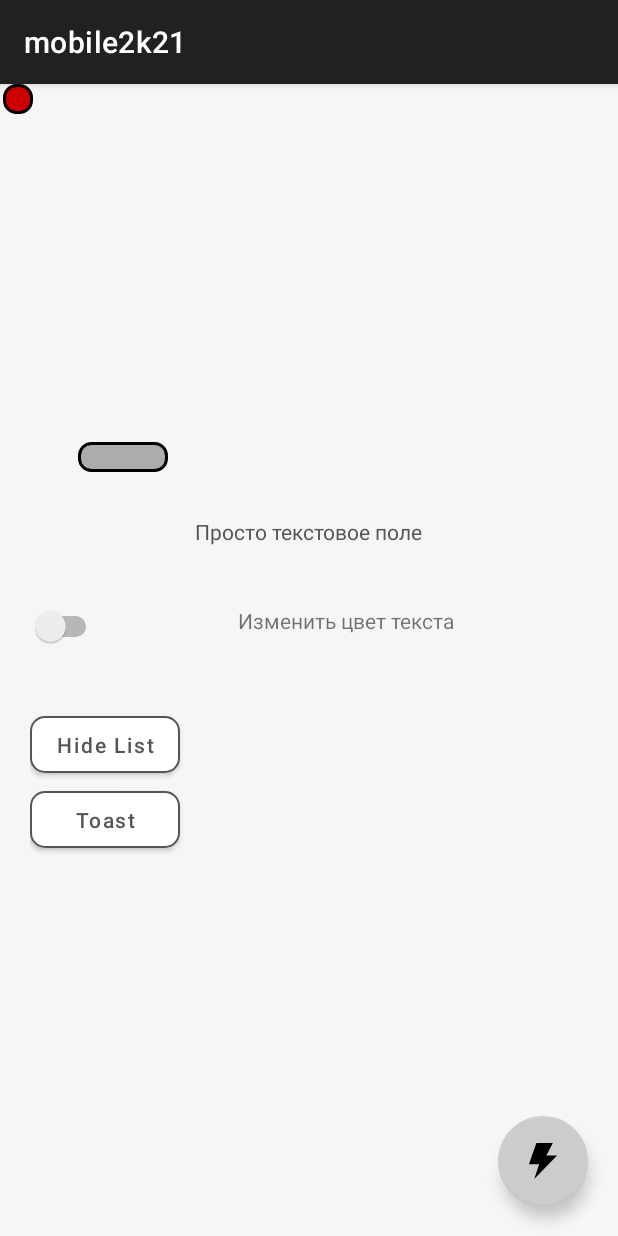
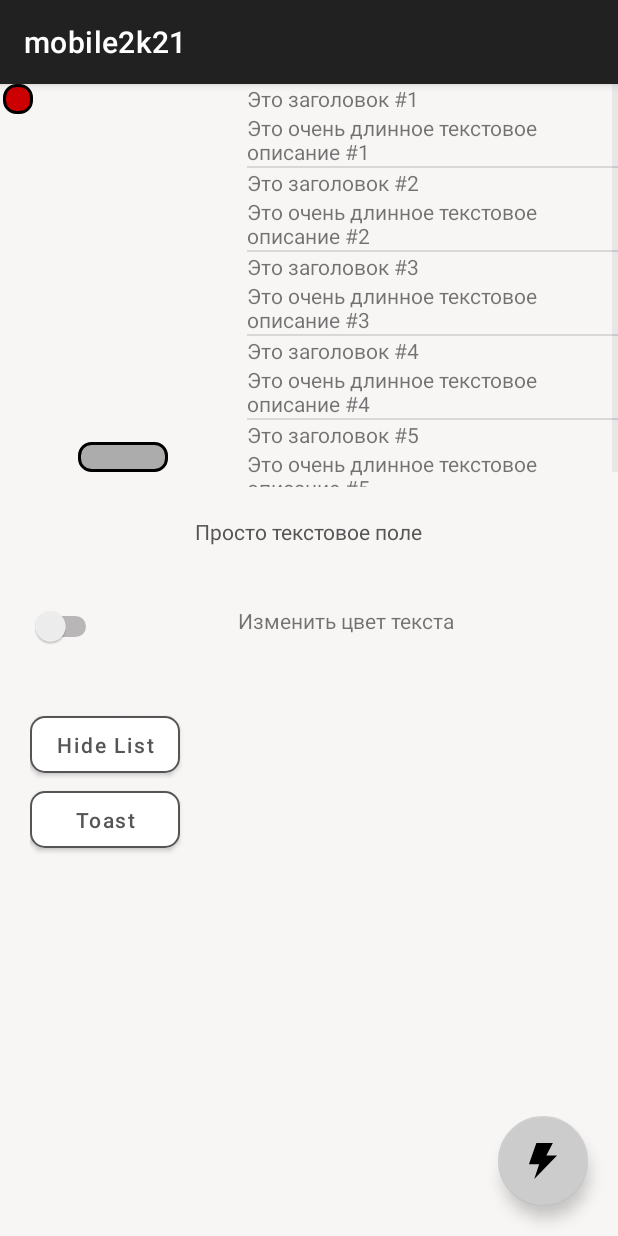
Before and after one commit to stalker-fc/mobile2k21, an Android app: the Task screen opened directly, with no data from a screen before it, on a phone screen of 412 x 824 dp. Run offline under Robolectric (Android 15) with nearby library versions, the light colour scheme and no system bars.

Commit message:
listview works

```diff
--- a/app/src/main/AndroidManifest.xml
+++ b/app/src/main/AndroidManifest.xml
@@ -10,7 +10,7 @@
         android:supportsRtl="true"
         android:theme="@style/Theme.Mobile2k21">
         <activity
-            android:name=".first.DetailsActivity"
+            android:name=".first.details.DetailsActivity"
             android:exported="false" />
         <activity
             android:name=".MainActivity"
--- a/app/src/main/java/ru/itmo/mobile2k21/first/DetailsAdapter.kt
+++ /dev/null
@@ -1,33 +0,0 @@
-package ru.itmo.mobile2k21.first
-
-import android.content.Context
-import android.view.LayoutInflater
-import android.view.View
-import android.view.ViewGroup
-import android.widget.BaseAdapter
-import ru.itmo.mobile2k21.R
-
-class DetailsAdapter(
-    private val context: Context,
-    private val dataSource: ArrayList<DetailsInfo>
-): BaseAdapter() {
-    private val inflater: LayoutInflater
-            = context.getSystemService(Context.LAYOUT_INFLATER_SERVICE) as LayoutInflater
-
-    override fun getCount(): Int {
-        return dataSource.size
-    }
-
-    override fun getItem(position: Int): Any {
-        return dataSource[position]
-    }
-
-    override fun getItemId(position: Int): Long {
-        return position.toLong()
-    }
-
-    override fun getView(position: Int, convertView: View?, parent: ViewGroup?): View {
-        val rowView = inflater.inflate(R.layout.row_details, parent, false)
-        return rowView
-    }
-}
--- a/app/src/main/java/ru/itmo/mobile2k21/first/Task.kt
+++ b/app/src/main/java/ru/itmo/mobile2k21/first/Task.kt
@@ -5,18 +5,21 @@ import android.content.Intent
 import android.os.Bundle
 import android.view.View
 import android.widget.Button
+import android.widget.ListView
 import android.widget.Switch
 import android.widget.TextView
 import androidx.appcompat.app.AppCompatActivity
 import ru.itmo.mobile2k21.R
+import ru.itmo.mobile2k21.first.details.DetailsActivity
+import ru.itmo.mobile2k21.first.details.DetailsAdapter
+import ru.itmo.mobile2k21.first.details.DetailsIcon
+import ru.itmo.mobile2k21.first.details.DetailsInfo
 import java.io.Serializable
 
 class Task : AppCompatActivity() {
     override fun onCreate(savedInstanceState: Bundle?) {
         super.onCreate(savedInstanceState)
         setContentView(R.layout.activity_first)
-
-        val detailsList = getDetailsList()
 
         val coloredLabel: TextView = findViewById(R.id.first_task__text)
         val changeLabelColorSwitch: Switch = findViewById(R.id.first_task__change_text_color)
@@ -28,42 +31,40 @@ class Task : AppCompatActivity() {
             }
         }
 
-        val toDetailScreenActivity: Button = findViewById(R.id.to_detail_screen)
-        toDetailScreenActivity.setOnClickListener(View.OnClickListener {
-            val intent = Intent(this@Task, DetailsActivity::class.java)
-            val info = DetailsInfo(
-                "Это подпись",
-                "Это очень длинное текстовое описание",
-                DetailsIcon.guy
-            )
-            intent.putExtra(FieldNames.detailScreenInfo, info as Serializable)
-            startActivity(intent)
-        })
+        val detailsList = getDetailsList()
+        val detailsAdapter = DetailsAdapter(this, detailsList)
+
+        val detailsListView: ListView = findViewById(R.id.details_list_view)
+        detailsListView.adapter = detailsAdapter
     }
 
-    private fun getDetailsList(): List<DetailsInfo> {
-        val detailsList: List<DetailsInfo> = listOf(
+    private fun getDetailsList(): ArrayList<DetailsInfo> {
+        return arrayListOf(
             DetailsInfo(
-                "Это подпись #1",
+                "Это заголовок #1",
                 "Это очень длинное текстовое описание #1",
                 DetailsIcon.rocket
             ),
             DetailsInfo(
-                "Это подпись #2",
+                "Это заголовок #2",
                 "Это очень длинное текстовое описание #2",
                 DetailsIcon.car
             ),
             DetailsInfo(
-                "Это подпись #3",
+                "Это заголовок #3",
                 "Это очень длинное текстовое описание #3",
                 DetailsIcon.atom
             ),
             DetailsInfo(
-                "Это подпись #4",
+                "Это заголовок #4",
                 "Это очень длинное текстовое описание #4",
                 DetailsIcon.guy
+            ),
+            DetailsInfo(
+                "Это заголовок #5",
+                "Это очень длинное текстовое описание #5",
+                DetailsIcon.rocket
             )
         )
-        return detailsList
     }
 }
--- a/app/src/main/java/ru/itmo/mobile2k21/first/DetailsActivity.kt
+++ b/app/src/main/java/ru/itmo/mobile2k21/first/details/DetailsActivity.kt
@@ -1,4 +1,4 @@
-package ru.itmo.mobile2k21.first
+package ru.itmo.mobile2k21.first.details
 
 import android.os.Bundle
 import android.widget.Button
@@ -6,6 +6,7 @@ import android.widget.ImageView
 import android.widget.TextView
 import androidx.appcompat.app.AppCompatActivity
 import ru.itmo.mobile2k21.R
+import ru.itmo.mobile2k21.first.FieldNames
 import ru.itmo.mobile2k21.first.counter.FibonacciCounter
 import ru.itmo.mobile2k21.first.counter.NaturalCounter
 import ru.itmo.mobile2k21.first.counter.PrimeCounter
--- /dev/null
+++ b/app/src/main/java/ru/itmo/mobile2k21/first/details/DetailsAdapter.kt
@@ -0,0 +1,65 @@
+package ru.itmo.mobile2k21.first.details
+
+import android.content.Context
+import android.content.Intent
+import android.view.LayoutInflater
+import android.view.View
+import android.view.ViewGroup
+import android.widget.BaseAdapter
+import android.widget.Button
+import ru.itmo.mobile2k21.R
+import ru.itmo.mobile2k21.first.FieldNames
+import java.io.Serializable
+
+
+class DetailsAdapter(
+    private val context: Context,
+    private val details: ArrayList<DetailsInfo>
+): BaseAdapter() {
+    private val inflater: LayoutInflater = LayoutInflater.from(context)
+
+    override fun getCount(): Int {
+        return details.size
+    }
+
+    override fun getItem(position: Int): DetailsInfo {
+        return details[position]
+    }
+
+    override fun getItemId(position: Int): Long {
+        return position.toLong()
+    }
+
+    override fun getView(position: Int, convertView: View?, parent: ViewGroup?): View {
+        val view: View
+        val vh: DetailsRowHolder
+        if (convertView == null) {
+            view = this.inflater.inflate(R.layout.row_details, parent, false)
+            vh = DetailsRowHolder(view)
+            view.tag = vh
+        } else {
+            view = convertView
+            vh = view.tag as DetailsRowHolder
+        }
+
+        vh.title.text = details[position].title
+        vh.description.text = details[position].description
+        return view
+    }
+
+//    private fun kek() {
+//        val toDetailScreenActivity: Button = findViewById(R.id.to_detail_screen)
+//        toDetailScreenActivity.setOnClickListener(View.OnClickListener {
+//            val intent = Intent(this@Task, DetailsActivity::class.java)
+//            val info = DetailsInfo(
+//                "Это подпись",
+//                "Это очень длинное текстовое описание",
+//                DetailsIcon.guy
+//            )
+//            intent.putExtra(FieldNames.detailScreenInfo, info as Serializable)
+//            startActivity(intent)
+//        })
+//
+//    }
+
+}
--- a/app/src/main/java/ru/itmo/mobile2k21/first/DetailsIcon.kt
+++ b/app/src/main/java/ru/itmo/mobile2k21/first/details/DetailsIcon.kt
@@ -1,4 +1,4 @@
-package ru.itmo.mobile2k21.first
+package ru.itmo.mobile2k21.first.details
 
 enum class DetailsIcon {
     rocket,
--- a/app/src/main/java/ru/itmo/mobile2k21/first/DetailsInfo.kt
+++ b/app/src/main/java/ru/itmo/mobile2k21/first/details/DetailsInfo.kt
@@ -1,4 +1,4 @@
-package ru.itmo.mobile2k21.first
+package ru.itmo.mobile2k21.first.details
 
 import java.io.Serializable
 
--- /dev/null
+++ b/app/src/main/java/ru/itmo/mobile2k21/first/details/DetailsRowHolder.kt
@@ -0,0 +1,10 @@
+package ru.itmo.mobile2k21.first.details
+
+import android.view.View
+import android.widget.TextView
+import ru.itmo.mobile2k21.R
+
+class DetailsRowHolder(row: View) {
+    val title: TextView = row.findViewById(R.id.details_row_title)
+    val description: TextView = row.findViewById(R.id.details_row_description)
+}
--- a/app/src/main/res/layout/activity_first.xml
+++ b/app/src/main/res/layout/activity_first.xml
@@ -40,7 +40,7 @@
             </FrameLayout>
 
             <ListView
-                android:id="@+id/list_view"
+                android:id="@+id/details_list_view"
                 android:layout_width="0dp"
                 android:layout_height="wrap_content"
                 android:layout_weight="6" />
--- a/app/src/main/res/layout/row_details.xml
+++ b/app/src/main/res/layout/row_details.xml
@@ -1,6 +1,19 @@
 <?xml version="1.0" encoding="utf-8"?>
-<androidx.constraintlayout.widget.ConstraintLayout xmlns:android="http://schemas.android.com/apk/res/android"
+<LinearLayout
+    xmlns:android="http://schemas.android.com/apk/res/android"
     android:layout_width="match_parent"
-    android:layout_height="match_parent">
+    android:layout_height="match_parent"
+    android:orientation="vertical">
+    <TextView
+        android:id="@+id/details_row_title"
+        android:layout_width="match_parent"
+        android:layout_height="match_parent"
+        android:text="Заголовок" />
 
-</androidx.constraintlayout.widget.ConstraintLayout>
+    <TextView
+        android:id="@+id/details_row_description"
+        android:layout_width="match_parent"
+        android:layout_height="match_parent"
+        android:text="Краткое текстовое описание" />
+
+</LinearLayout>
```
